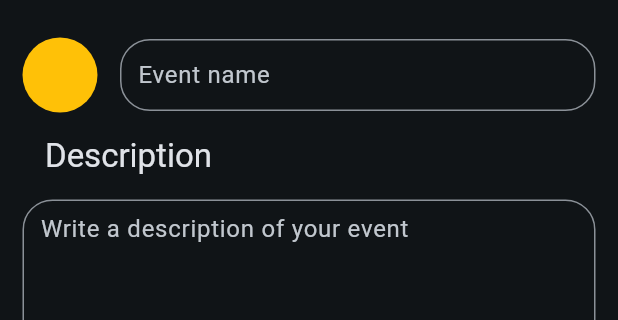
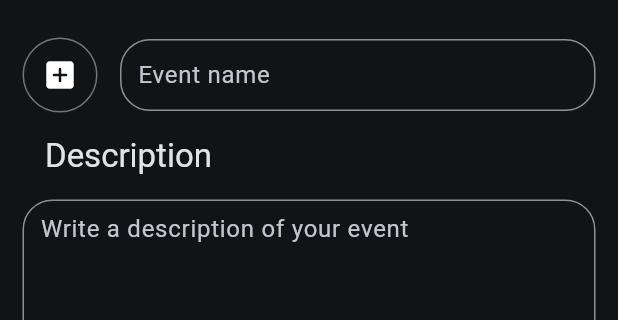
Before and after one commit to Seba-piantanida/MeetOUT_dima_project, a Flutter app: the CreateEventPage screen opened directly, after a tap on "Create", on a phone screen of 412 x 824 dp, the part 69-389 px from its top. Run offline on Flutter 3.47's test engine with Material 3 defaults, Android fonts, the phone set to English and light mode, and no system bars; drawn by our look-alikes of google_maps_flutter; our stand-ins replace google_fonts; missing offline and left inert: dart:ffi.

Commit message:
event creation, icon selection added

```diff
--- a/lib/create_event_page.dart
+++ b/lib/create_event_page.dart
@@ -1,6 +1,8 @@
+import 'package:dima_project/events_manager.dart';
 import 'package:flutter/material.dart';
 import 'package:intl/intl.dart';
 import 'package:google_maps_flutter/google_maps_flutter.dart';
+import 'package:dima_project/image_selector.dart';
 
 class CreateEventPage extends StatefulWidget {
   const CreateEventPage({super.key});
@@ -12,6 +14,10 @@ class CreateEventPage extends StatefulWidget {
 class _CreateEventPageState extends State<CreateEventPage> {
   TextEditingController dateInput = TextEditingController();
   TextEditingController timeInput = TextEditingController();
+  TextEditingController nameInput = TextEditingController();
+  TextEditingController descriptionInput = TextEditingController();
+
+  String selectedImage = "";
 
   bool allDay = false;
   @override
@@ -34,17 +40,37 @@ class _CreateEventPageState extends State<CreateEventPage> {
                   children: [
                     Padding(
                       padding: const EdgeInsets.only(right: 15),
-                      child: Container(
-                        height: 50,
-                        width: 50,
-                        decoration: BoxDecoration(
+                      child: GestureDetector(
+                        onTap: () {
+                          showDialog(
+                              context: context,
+                              builder: (BuildContext context) {
+                                return ImageSelectionDialog(
+                                    onImageSelected: (String imageName) {
+                                  selectedImage = imageName;
+                                  setState(() {});
+                                  print('Selected Image: $imageName');
+                                  // Handle the selected image
+                                });
+                              });
+                        },
+                        child: Container(
+                          height: 50,
+                          width: 50,
+                          decoration: BoxDecoration(
+                            border: Border.all(color: Colors.grey.shade600),
                             borderRadius: BorderRadius.circular(30),
-                            color: Colors.amber),
+                          ),
+                          child: selectedImage == ""
+                              ? const Icon(Icons.add_box_rounded)
+                              : ClipOval(child: Image.asset(selectedImage)),
+                        ),
                       ),
                     ),
-                    const Flexible(
+                    Flexible(
                       child: TextField(
-                        decoration: InputDecoration(
+                        controller: nameInput,
+                        decoration: const InputDecoration(
                           hintText: 'Event name',
                           border: OutlineInputBorder(
                               borderRadius:
@@ -63,10 +89,11 @@ class _CreateEventPageState extends State<CreateEventPage> {
                   style: Theme.of(context).textTheme.titleLarge,
                 ),
               ),
-              const TextField(
+              TextField(
+                controller: descriptionInput,
                 minLines: 4,
                 maxLines: 5,
-                decoration: InputDecoration(
+                decoration: const InputDecoration(
                   hintText: 'Write a description of your event',
                   border: OutlineInputBorder(
                       borderRadius: BorderRadius.all(Radius.circular(20))),
@@ -182,7 +209,7 @@ class _CreateEventPageState extends State<CreateEventPage> {
                 mainAxisAlignment: MainAxisAlignment.spaceBetween,
                 crossAxisAlignment: CrossAxisAlignment.end,
                 children: [
-                  const SizedBox.square(dimension: 150, child: Map()),
+                  const SizedBox.square(dimension: 150, child: MapView()),
                   ElevatedButton(
                       onPressed: () {
                         print("pick location");
@@ -209,7 +236,7 @@ class _CreateEventPageState extends State<CreateEventPage> {
               Padding(
                 padding: const EdgeInsets.all(15.0),
                 child: ElevatedButton(
-                    onPressed: () {},
+                    onPressed: _createEvent,
                     child: Text(
                       "Create",
                       style: Theme.of(context).textTheme.titleMedium,
@@ -219,16 +246,28 @@ class _CreateEventPageState extends State<CreateEventPage> {
           ),
         ));
   }
+
+  void _createEvent() {
+    Map<String, dynamic> event = {
+      'id': '${dateInput.text}-${TimeOfDay.now()}',
+      'name': nameInput.text,
+      "description": descriptionInput.text,
+      "location": const LatLng(45.47430, 9.16951),
+      "date-time": DateTime(2023, 12, 7, 15, 30),
+      "icon": selectedImage,
+    };
+    addEvent(event);
+  }
 }
 
-class Map extends StatefulWidget {
-  const Map({super.key});
+class MapView extends StatefulWidget {
+  const MapView({super.key});
 
   @override
-  State<Map> createState() => _FindPageState();
+  State<MapView> createState() => _FindPageState();
 }
 
-class _FindPageState extends State<Map> {
+class _FindPageState extends State<MapView> {
   late GoogleMapController mapController;
 
   final LatLng _center = const LatLng(45.46427, 9.18951);
--- a/lib/events_manager.dart
+++ b/lib/events_manager.dart
@@ -23,3 +23,8 @@ final List events = [
 List<dynamic> getEvents() {
   return events;
 }
+
+void addEvent(Map<String, dynamic> event) {
+  events.add(event);
+  print(events);
+}
--- a/lib/find_page.dart
+++ b/lib/find_page.dart
@@ -25,6 +25,7 @@ class _FindPageState extends State<FindPage> {
 
   @override
   void initState() {
+    print("init state");
     _generateMarkers();
     super.initState();
   }
@@ -45,7 +46,7 @@ class _FindPageState extends State<FindPage> {
           padding: const EdgeInsets.all(8.0),
           child: selectedEvents != null
               ? EventDetails(selectedEvents)
-              : SizedBox.expand(),
+              : const SizedBox.expand(),
         ),
       )
     ]);
@@ -62,8 +63,7 @@ class _FindPageState extends State<FindPage> {
           icon: markerIcon,
           onTap: () {
             selectedEvents = events[i];
-            print(events[i]);
-            print("selected event: $selectedEvents");
+
             setState(() {});
           });
 
--- a/pubspec.yaml
+++ b/pubspec.yaml
@@ -65,7 +65,7 @@ flutter:
 
   # To add assets to your application, add an assets section, like this:
   assets:
-     - assets/
+     - assets/events_icons/
      - assets/events_icons/dog-face_1f436.png
      - assets/events_icons/bowling_1f3b3.png
 
```
Also changed, not shown: lib/image_selector.dart (added, +85 -0 lines).
